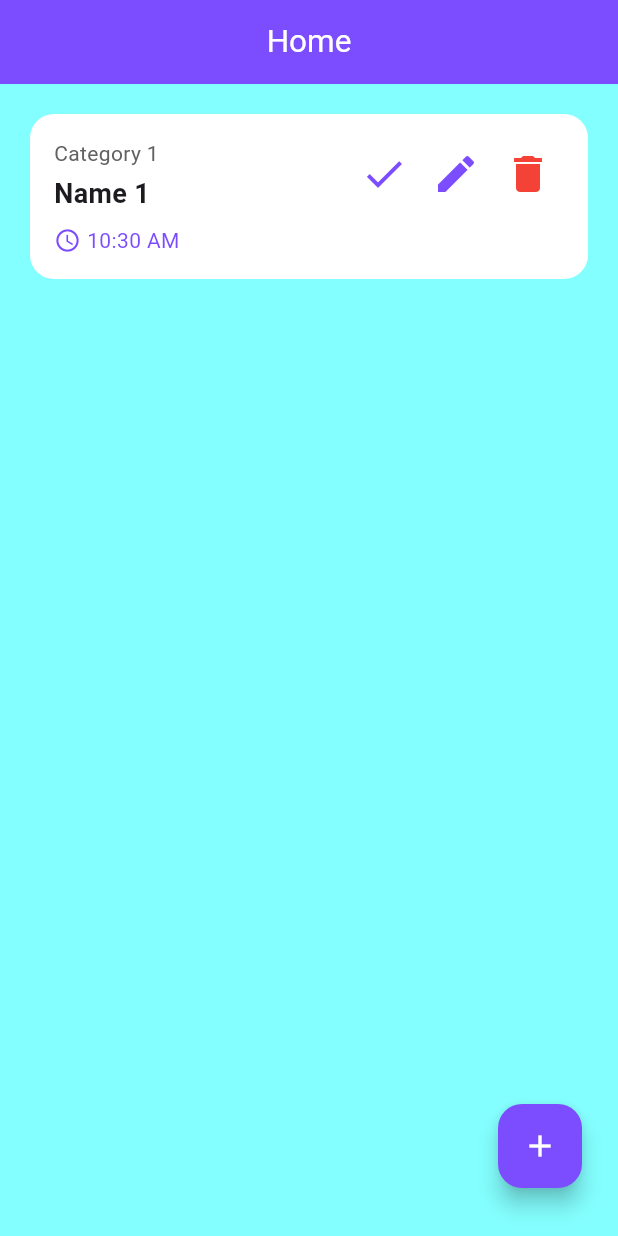
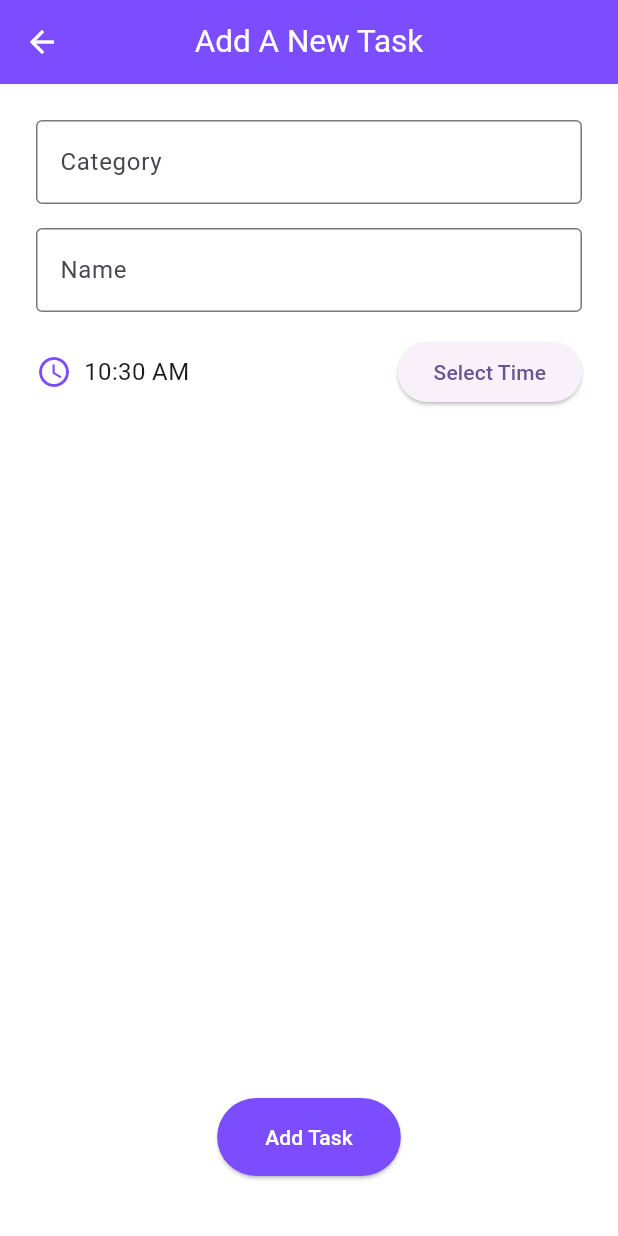
Before and after one commit to abdofx55/simple_todo_flutter_app, a Flutter app: the screen it shows after launch, after a tap on the "add" icon, on a phone screen of 412 x 824 dp. Run offline on Flutter 3.47's test engine with Material 3 defaults, Android fonts, the phone set to English and light mode, and no system bars; our stand-ins replace shared_preferences.

Commit message:
implement add/edit task

```diff
--- /dev/null
+++ b/lib/feature/add_task/add_task.dart
@@ -0,0 +1,119 @@
+import 'package:flutter/material.dart';
+import 'package:intl/intl.dart';
+import 'package:todo/feature/home/domain/task.dart';
+
+class AddTask extends StatefulWidget {
+  final Function(Task) onAddTask;
+
+  const AddTask({super.key, required this.onAddTask});
+
+  @override
+  State<AddTask> createState() => _AddTaskState();
+}
+
+class _AddTaskState extends State<AddTask> {
+  final TextEditingController _categoryController = TextEditingController();
+  final TextEditingController _nameController = TextEditingController();
+  DateTime _selectedTime = DateTime.now(); // To hold the selected time
+
+  @override
+  Widget build(BuildContext context) {
+    return Scaffold(
+      appBar: AppBar(
+        title: const Text("Add A New Task"),
+        iconTheme: const IconThemeData(
+          color: Colors.white,
+        ),
+        backgroundColor: Theme.of(context).colorScheme.inversePrimary,
+        centerTitle: true,
+      ),
+      backgroundColor: Colors.white,
+      body: Padding(
+        padding: const EdgeInsets.all(24.0),
+        child: Column(
+          crossAxisAlignment: CrossAxisAlignment.start,
+          children: [
+            TextField(
+              controller: _categoryController,
+              decoration: const InputDecoration(
+                labelText: 'Category',
+                border: OutlineInputBorder(),
+              ),
+            ),
+            const SizedBox(height: 16),
+            TextField(
+              controller: _nameController,
+              decoration: const InputDecoration(
+                labelText: 'Name',
+                border: OutlineInputBorder(),
+              ),
+            ),
+            const SizedBox(height: 16),
+            Row(
+              children: [
+                const Icon(Icons.access_time, color: Colors.deepPurpleAccent),
+                const SizedBox(width: 8),
+                Text(
+                  DateFormat('hh:mm a').format(_selectedTime),
+                  style: const TextStyle(fontSize: 16),
+                ),
+                const Spacer(),
+                ElevatedButton(
+                  onPressed: _selectTime,
+                  child: const Text('Select Time'),
+                ),
+              ],
+            ),
+            const Spacer(),
+            Padding(
+              padding: const EdgeInsets.only(bottom: 16.0),
+              child: Center(
+                child: ElevatedButton(
+                  onPressed: () {
+                    if (_nameController.text.isNotEmpty &&
+                        _categoryController.text.isNotEmpty) {
+                      widget.onAddTask(Task(
+                        id: DateTime.now().millisecondsSinceEpoch,
+                        category: _categoryController.text,
+                        name: _nameController.text,
+                        time: _selectedTime, // Use the selected time
+                      ));
+                      Navigator.pop(context); // Return to the previous screen
+                    }
+                  },
+                  style: ElevatedButton.styleFrom(
+                    backgroundColor: Colors.deepPurpleAccent,
+                    padding: const EdgeInsets.symmetric(vertical: 16, horizontal: 32),
+                  ),
+                  child: const Text(
+                    'Add Task',
+                    style: TextStyle(color: Colors.white),
+                  ),
+                ),
+              ),
+            ),
+          ],
+        ),
+      ),
+    );
+  }
+
+  Future<void> _selectTime() async {
+    final TimeOfDay? pickedTime = await showTimePicker(
+      context: context,
+      initialTime: TimeOfDay.fromDateTime(_selectedTime),
+    );
+
+    if (pickedTime != null) {
+      setState(() {
+        _selectedTime = DateTime(
+          _selectedTime.year,
+          _selectedTime.month,
+          _selectedTime.day,
+          pickedTime.hour,
+          pickedTime.minute,
+        );
+      });
+    }
+  }
+}
--- a/lib/feature/home/presentation/home.dart
+++ b/lib/feature/home/presentation/home.dart
@@ -1,4 +1,6 @@
 import 'package:flutter/material.dart';
+import 'package:todo/feature/add_task/add_task.dart';
+import 'package:todo/feature/edit_task/edit_task.dart';
 import 'package:todo/feature/home/data/task_repository.dart';
 import 'package:todo/feature/home/domain/task.dart';
 import 'package:todo/feature/task_details/presentation/task_details.dart';
@@ -14,7 +16,6 @@ class Home extends StatefulWidget {
 class _HomeState extends State<Home> {
   final TaskRepository _taskRepository = TaskRepository();
   List<Task> _tasks = [];
-  int _counter = 1;
 
   @override
   void initState() {
@@ -29,14 +30,19 @@ class _HomeState extends State<Home> {
     });
   }
 
-  void _addTask() async {
-    Task newTask = Task(
-        id: DateTime.now().millisecondsSinceEpoch,
-        category: 'Category $_counter',
-        name: 'Name ${_counter++}',
-        time: DateTime.now(),
-        isComplete: false);
-    await _taskRepository.addTask(newTask);
+  void _addTask(Task task) async {
+    await _taskRepository.addTask(task);
+    _loadTasks();
+  }
+
+  void _updateTask(Task task) async {
+    Task updatedTask = Task(
+        id: task.id,
+        category: task.category,
+        name: task.name,
+        time: task.time,
+        isComplete: task.isComplete);
+    await _taskRepository.updateTask(updatedTask);
     _loadTasks();
   }
 
@@ -52,7 +58,8 @@ class _HomeState extends State<Home> {
         pageBuilder: (context, animation, secondaryAnimation) => TaskDetails(
           task: task,
           onCompletePressed: () {
-            _markTaskAsComplete(task);
+            task.markAsComplete();
+            _updateTask(task);
             Navigator.pop(context); // Return to the HomeScreen
           },
           onEditPressed: () => _onEditPressed(task),
@@ -74,17 +81,11 @@ class _HomeState extends State<Home> {
     Navigator.push(
       context,
       PageRouteBuilder(
-        pageBuilder: (context, animation, secondaryAnimation) => TaskDetails(
-          task: task,
-          onCompletePressed: () {
-            _markTaskAsComplete(task);
-            Navigator.pop(context); // Return to the HomeScreen
-          },
-          onEditPressed: () => _onEditPressed(task),
-          onDeletePressed: () {
-            _removeTask(task);
-            Navigator.pop(context); // Return to the HomeScreen
-          },
+        pageBuilder: (context, animation, secondaryAnimation) => EditTask(
+          initialTask: task,
+          onEditTask: (task) {
+            _updateTask(task);
+          }
         ),
         transitionDuration: Duration.zero, // No animation duration
         reverseTransitionDuration: Duration.zero, // No reverse animation
@@ -95,15 +96,22 @@ class _HomeState extends State<Home> {
     );
   }
 
-  void _markTaskAsComplete(Task task) async {
-    Task updatedTask = Task(
-        id: task.id,
-        category: task.category,
-        name: task.name,
-        time: task.time,
-        isComplete: true);
-    await _taskRepository.updateTask(updatedTask);
-    _loadTasks();
+  void _navigateToAddTask() {
+    Navigator.push(
+      context,
+      PageRouteBuilder(
+        pageBuilder: (context, animation, secondaryAnimation) => AddTask(
+            onAddTask: (task) {
+              _addTask(task);
+            }
+        ),
+        transitionDuration: Duration.zero, // No animation duration
+        reverseTransitionDuration: Duration.zero, // No reverse animation
+        transitionsBuilder: (context, animation, secondaryAnimation, child) {
+          return child; // No transition animation
+        },
+      ),
+    );
   }
 
   @override
@@ -131,8 +139,11 @@ class _HomeState extends State<Home> {
                   return TaskCardWidget(
                       task: _tasks[index],
                       onItemPressed: () => _onItemPressed(_tasks[index]),
-                      onCompletePressed: () =>
-                          _markTaskAsComplete(_tasks[index]),
+                      onCompletePressed: () {
+                        Task task = _tasks[index];
+                        task.markAsComplete();
+                        _updateTask(task);
+                      },
                       onEditPressed: () => _onEditPressed(_tasks[index]),
                       onDeletePressed: () => _removeTask(_tasks[index]));
                 },
@@ -144,7 +155,7 @@ class _HomeState extends State<Home> {
         child: FloatingActionButton(
           backgroundColor: Colors.deepPurpleAccent,
           onPressed: () {
-            _addTask();
+            _navigateToAddTask();
           },
           tooltip: 'Increment',
           child: const Icon(
```
Also changed, not shown: lib/feature/edit_task/edit_task.dart (added, +134 -0 lines).
